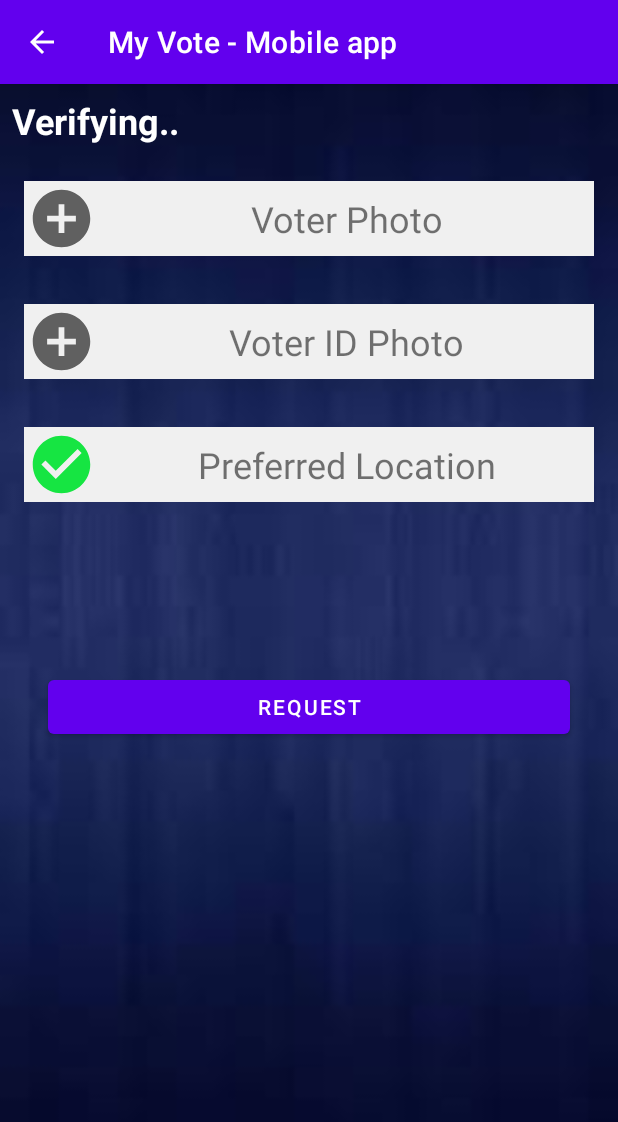
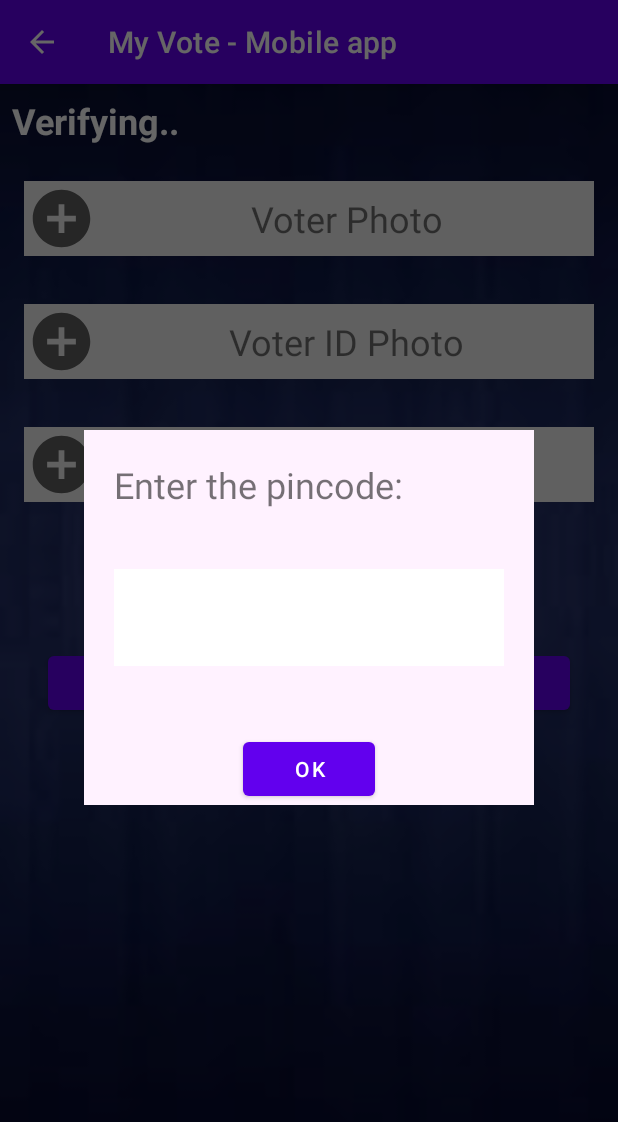
Before and after one commit to SreeHaran/Lost-Votes, an Android app: the VerifyActivity screen opened directly, with no data from a screen before it, after a tap on "Preferred Location", on a phone screen of 412 x 824 dp. Shown: the top 1122 px of the screen. Run offline under Robolectric (Android 15) with nearby library versions, the phone set to English and light mode, and no system bars; our stand-ins replace Volley.

Commit message:
Added pincode feature

```diff
--- a/MyVoteMobileapp/app/src/main/AndroidManifest.xml
+++ b/MyVoteMobileapp/app/src/main/AndroidManifest.xml
@@ -15,7 +15,7 @@
         android:theme="@style/Theme.MyVoteMobileApp">
         <activity
             android:name=".VerifyActivity"
-            android:parentActivityName=".ChangeLocationActivity" />
+            android:parentActivityName=".MainActivity" />
         <activity
             android:name=".ChangeLocationActivity"
             android:parentActivityName=".MainActivity" />
--- a/MyVoteMobileapp/app/src/main/java/com/sreeharan/myvote_mobileapp/DetailsClass.java
+++ b/MyVoteMobileapp/app/src/main/java/com/sreeharan/myvote_mobileapp/DetailsClass.java
@@ -1,24 +1,36 @@
 package com.sreeharan.myvote_mobileapp;
 
 import android.content.Context;
-import android.graphics.Bitmap;
-import android.os.Bundle;
-import android.widget.ImageView;
+import android.content.Intent;
+import android.net.ConnectivityManager;
+import android.net.NetworkInfo;
+import android.util.Log;
 import android.widget.Toast;
 
+import static com.sreeharan.myvote_mobileapp.VerifyActivity.locationCheck;
+import static com.sreeharan.myvote_mobileapp.VerifyActivity.IDCheck;
+import static com.sreeharan.myvote_mobileapp.VerifyActivity.faceCheck;
+
+
 public class DetailsClass {
-    static Bundle informations;
-    static void setLocation(Context context,ImageView toggleImage){
-        //TODO: setting the location information by user
-        Toast.makeText(context, "Setting Location", Toast.LENGTH_SHORT).show();
-        if(1>0) {
-            toggleImage.setImageResource(R.drawable.correct_symbol);
+
+    void sendingRequest(Context context, boolean mFaceCheck, boolean voteIdCheck, boolean mLocationCheck){
+        //TODO: add the face image, voterID image, location details
+        Log.e("DetailsClass", "sendingRequest: checking"+mFaceCheck+" - "+voteIdCheck+" - "+mLocationCheck);
+        if(mFaceCheck && voteIdCheck && mLocationCheck){
+            Toast.makeText(context, "Request Sent", Toast.LENGTH_SHORT).show();
+            context.startActivity(new Intent(context, MainActivity.class));
+            faceCheck = false; IDCheck = false; locationCheck = false;
         }else{
-            toggleImage.setImageResource(R.drawable.wrong_symbol);
+            Toast.makeText(context, "Failed to send request check all the fields are checked", Toast.LENGTH_SHORT).show();
         }
     }
 
-    static void addInformation(Bitmap Image, int code){
-        //TODO: add the face image, voterID image, location details
+    public boolean isConnected(Context context, ConnectivityManager cm){
+        cm = (ConnectivityManager) context.getSystemService(Context.CONNECTIVITY_SERVICE);
+
+        NetworkInfo activeNetwork = cm.getActiveNetworkInfo();
+
+        return activeNetwork != null && activeNetwork.isConnectedOrConnecting();
     }
 }
--- /dev/null
+++ b/MyVoteMobileapp/app/src/main/java/com/sreeharan/myvote_mobileapp/LocationSetting.java
@@ -0,0 +1,109 @@
+package com.sreeharan.myvote_mobileapp;
+
+import android.app.Dialog;
+import android.content.Context;
+import android.graphics.Color;
+import android.graphics.drawable.ColorDrawable;
+import android.net.ConnectivityManager;
+import android.util.Log;
+import android.view.View;
+import android.widget.Button;
+import android.widget.EditText;
+import android.widget.ImageView;
+import android.widget.ProgressBar;
+import android.widget.TextView;
+import android.widget.Toast;
+
+import com.android.volley.Request;
+import com.android.volley.RequestQueue;
+import com.android.volley.Response;
+import com.android.volley.VolleyError;
+import com.android.volley.toolbox.JsonArrayRequest;
+import com.android.volley.toolbox.Volley;
+
+import org.json.JSONArray;
+import org.json.JSONException;
+import org.json.JSONObject;
+
+import static com.sreeharan.myvote_mobileapp.VerifyActivity.locationCheck;
+
+public class LocationSetting {
+    public LocationSetting(){}
+
+    private final String TAG = "LocationSetting Class";
+    private String templateUrl="https://api.postalpincode.in/pincode/";
+    RequestQueue mQueue;
+    ProgressBar progress;
+    DetailsClass details = new DetailsClass();
+    EditText pincodeText;
+    Button okButton;
+
+    void setLocation(Context context, ImageView toggleImage, TextView place,
+                     Dialog locationDialog, ConnectivityManager cm){
+        Toast.makeText(context, "Setting Location", Toast.LENGTH_SHORT).show();
+
+        locationDialog.setContentView(R.layout.location_popup);
+        pincodeText = locationDialog.findViewById(R.id.pincode_text);
+        okButton = locationDialog.findViewById(R.id.final_button);
+        progress = locationDialog.findViewById(R.id.progress_bar);
+
+        mQueue = Volley.newRequestQueue(context);
+
+        okButton.setOnClickListener(new View.OnClickListener() {
+            @Override
+            public void onClick(View v) {
+                Log.e(TAG, "onClick: Clicked the Button" );
+                if(details.isConnected(context,cm)) {
+                    jsonParse(pincodeText.getText().toString().trim(), place, toggleImage, locationDialog);
+                }else{
+                    locationDialog.dismiss();
+                    Toast.makeText(context, "Check your internet Connection", Toast.LENGTH_SHORT).show();
+                }
+            }
+        });
+        locationDialog.getWindow().setBackgroundDrawable(new ColorDrawable(Color.TRANSPARENT));
+        locationDialog.show();
+    }
+
+    private void jsonParse(String pincode, TextView place, ImageView toggle, Dialog locationDialog){
+        String url = templateUrl+String.valueOf(pincodeText.getText());
+        Log.e(TAG, "jsonParse: Went into the method"+url );
+        progress.setVisibility(View.VISIBLE);
+        pincodeText.setVisibility(View.INVISIBLE);
+        JsonArrayRequest request = new JsonArrayRequest(Request.Method.GET, url, null,
+                new Response.Listener<JSONArray>() {
+                    @Override
+                    public void onResponse(JSONArray response) {
+                        Log.e(TAG, "onResponse: returned good\n"+response );
+                        try {
+                            Log.e(TAG, "onResponse: "+response.length() );
+                            JSONObject root = response.getJSONObject(0);
+                            JSONArray postOffice = root.getJSONArray("PostOffice");
+                            if(postOffice.length()!=0) {
+                                JSONObject object = postOffice.getJSONObject(0);
+                                place.setText(object.getString("Division") + " - " + pincode);
+                                toggle.setImageResource(R.drawable.correct_symbol);
+                                locationCheck = true;
+                            }else{
+                                place.setText(pincode+" is invalid");
+                                toggle.setImageResource(R.drawable.wrong_symbol);
+                                locationCheck = false;
+                            }
+                        } catch (JSONException e) {
+                            e.printStackTrace();
+                        }
+                        progress.setVisibility(View.GONE);
+                        locationDialog.dismiss();
+                    }
+                }, new Response.ErrorListener() {
+            @Override
+            public void onErrorResponse(VolleyError error) {
+                error.printStackTrace();
+                progress.setVisibility(View.GONE);
+                Log.e(TAG, "onResponse: returned error" );
+                locationCheck = false;
+            }
+        });
+        mQueue.add(request);
+    }
+}
--- a/MyVoteMobileapp/app/src/main/java/com/sreeharan/myvote_mobileapp/VerifyActivity.java
+++ b/MyVoteMobileapp/app/src/main/java/com/sreeharan/myvote_mobileapp/VerifyActivity.java
@@ -1,6 +1,7 @@
 package com.sreeharan.myvote_mobileapp;
 
 import android.Manifest;
+import android.app.Activity;
 import android.app.Dialog;
 import android.content.Context;
 import android.content.Intent;
@@ -9,7 +10,6 @@ import android.graphics.Bitmap;
 import android.graphics.Color;
 import android.graphics.drawable.ColorDrawable;
 import android.net.ConnectivityManager;
-import android.net.NetworkInfo;
 import android.os.Build;
 import android.os.Bundle;
 import android.util.Log;
@@ -27,7 +27,6 @@ import androidx.core.app.ActivityCompat;
 import androidx.core.content.ContextCompat;
 
 import static com.sreeharan.myvote_mobileapp.ImageDetection.*;
-import static com.sreeharan.myvote_mobileapp.DetailsClass.*;
 
 public class VerifyActivity extends AppCompatActivity {
 
@@ -37,14 +36,16 @@ public class VerifyActivity extends AppCompatActivity {
     private static final int REQUEST_CODE_PHOTO = 100;
     private static final int REQUEST_CODE_VOTER_ID = 200;
 
+    public static boolean faceCheck = false, IDCheck = false, locationCheck = false;
     private ConnectivityManager cm;
     Dialog myDialog;
-    private LinearLayout faceButton, VoterIdButton, LocationButton;
-    private Button requestButton;
     private ImageView faceToggleImage, VoterIdToggleImage , LocationToggleImage;
     Bitmap faceImage , voterIdImage ;
     private LinearLayout actualLayout, noConnectionLayout;
-    public static TextView errorMessage;
+    public static TextView faceErrorMessage, voterIDErrorMessage;
+    public TextView locationMessage;
+    DetailsClass details = new DetailsClass();
+    LocationSetting locationSetting = new LocationSetting();
 
     @Override
     protected void onCreate(Bundle savedInstanceState) {
@@ -52,52 +53,57 @@ public class VerifyActivity extends AppCompatActivity {
         setContentView(R.layout.activity_verify);
 
         myDialog = new Dialog(this);
-        errorMessage = findViewById(R.id.photo_error_message);
+        locationMessage = findViewById(R.id.location_message);
+        faceErrorMessage = findViewById(R.id.face_detection_message);
+        voterIDErrorMessage = findViewById(R.id.voter_id_detection_message);
 
         actualLayout = findViewById(R.id.actual_layout);
         noConnectionLayout = findViewById(R.id.no_connection_layout);
 
-        faceButton = findViewById(R.id.face_detection_button);
+        LinearLayout faceButton = findViewById(R.id.face_detection_button);
         faceToggleImage = findViewById(R.id.face_image_toggle);
         faceButton.setOnClickListener(new View.OnClickListener() {
             @Override
             public void onClick(View v) {
+                networkUI();
                 checkCase = 0;
-                checkCameraPermission();
+                checkCameraPermission(VerifyActivity.this);
             }
         });
 
-        VoterIdButton = findViewById(R.id.voterID_button);
+        LinearLayout voterIdButton = findViewById(R.id.voterID_button);
         VoterIdToggleImage = findViewById(R.id.voter_ID_image_toggle);
-        VoterIdButton.setOnClickListener(new View.OnClickListener() {
+        voterIdButton.setOnClickListener(new View.OnClickListener() {
             @Override
             public void onClick(View v) {
+                networkUI();
                 checkCase = 1;
-                checkCameraPermission();
+                checkCameraPermission(VerifyActivity.this);
             }
         });
 
-        LocationButton = findViewById(R.id.location_button);
+        LinearLayout locationButton = findViewById(R.id.location_button);
         LocationToggleImage = findViewById(R.id.location_image_toggle);
-        LocationButton.setOnClickListener(new View.OnClickListener() {
+        locationButton.setOnClickListener(new View.OnClickListener() {
             @Override
             public void onClick(View v) {
-                setLocation(VerifyActivity.this, LocationToggleImage);
+                locationSetting.setLocation(VerifyActivity.this, LocationToggleImage, locationMessage, myDialog, cm);
             }
         });
 
-        requestButton = findViewById(R.id.request_button);
+        Button requestButton = findViewById(R.id.request_button);
         requestButton.setOnClickListener(new View.OnClickListener() {
             @Override
             public void onClick(View v) {
-                if(!isConnected()){
-                    noConnectionLayout.setVisibility(View.VISIBLE);
-                    actualLayout.setVisibility(View.INVISIBLE);
-                }
+                networkUI();
+                details.sendingRequest(VerifyActivity.this, faceCheck, IDCheck, locationCheck);
             }
         });
+        networkUI();
+    }
 
-        if(!isConnected()){
+    private void networkUI() {
+        if (!(details.isConnected(this, cm))) {
             noConnectionLayout.setVisibility(View.VISIBLE);
             actualLayout.setVisibility(View.INVISIBLE);
         }
@@ -120,11 +126,13 @@ public class VerifyActivity extends AppCompatActivity {
         if(requestCode == REQUEST_CODE_PHOTO && resultCode == RESULT_OK){
             Log.w(TAG, "onActivityResult: Photo captured successfully");
             faceImage = (Bitmap) data.getExtras().get("data");
+
             detectFaces(this, faceImage, faceToggleImage);
         }
         else if(requestCode == REQUEST_CODE_VOTER_ID && resultCode == RESULT_OK){
             Log.w(TAG, "onActivityResult: VoterID captured successfully");
             voterIdImage = (Bitmap) data.getExtras().get("data");
+
             detectVoterID(this, voterIdImage, VoterIdToggleImage);
         }
         else{
@@ -133,16 +141,15 @@ public class VerifyActivity extends AppCompatActivity {
         super.onActivityResult(requestCode, resultCode, data);
     }
 
-    public void checkCameraPermission(){
+    public void checkCameraPermission(Context context){
         if(Build.VERSION.SDK_INT<Build.VERSION_CODES.M){
-            Toast.makeText(this, "Version less than Marshmallow",
+            Toast.makeText(context, "Version less than Marshmallow",
                     Toast.LENGTH_SHORT).show();
             openCamera();
         }else{
-
             if(ContextCompat.checkSelfPermission(this,
                     Manifest.permission.CAMERA) == PackageManager.PERMISSION_GRANTED){
-                Toast.makeText(this, "Already Granted the permission", Toast.LENGTH_SHORT).show();
+                Toast.makeText(context, "Already Granted the permission", Toast.LENGTH_SHORT).show();
                 openCamera();
 
             }else{
@@ -150,7 +157,7 @@ public class VerifyActivity extends AppCompatActivity {
                         Manifest.permission.CAMERA)) {
                     CameraPermissionPopUp();
                 }else{
-                    ActivityCompat.requestPermissions(this,
+                    ActivityCompat.requestPermissions((Activity) context,
                             new String[]{Manifest.permission.CAMERA},CAMERA_PERMISSION_CODE);
                 }
             }
@@ -175,18 +182,12 @@ public class VerifyActivity extends AppCompatActivity {
             @Override
             public void onClick(View v) {
                 myDialog.dismiss();
-                ActivityCompat.requestPermissions(VerifyActivity.this, new String[]{Manifest.permission.CAMERA},CAMERA_PERMISSION_CODE);
+                ActivityCompat.requestPermissions(VerifyActivity.this,
+                        new String[]{Manifest.permission.CAMERA},CAMERA_PERMISSION_CODE);
             }
         });
         myDialog.getWindow().setBackgroundDrawable(new ColorDrawable(Color.TRANSPARENT));
         myDialog.show();
     }
 
-    private boolean isConnected(){
-        cm = (ConnectivityManager) getApplicationContext().getSystemService(Context.CONNECTIVITY_SERVICE);
-
-        NetworkInfo activeNetwork = cm.getActiveNetworkInfo();
-
-        return activeNetwork != null && activeNetwork.isConnectedOrConnecting();
-    }
 }
--- a/MyVoteMobileapp/app/src/main/res/layout/activity_verify.xml
+++ b/MyVoteMobileapp/app/src/main/res/layout/activity_verify.xml
@@ -45,6 +45,13 @@
                     android:text="Voter Photo"
                     android:textSize="24sp" />
             </LinearLayout>
+            <TextView
+                android:id="@+id/face_detection_message"
+                style="@style/MainActivityText"
+                android:textColor="#ffffff"
+                android:layout_marginStart="16dp"
+                android:visibility="gone"
+                tools:text="Nothing to say here"/>
 
             <LinearLayout
                 android:id="@+id/voterID_button"
@@ -69,6 +76,13 @@
                     android:text="Voter ID Photo"
                     android:textSize="24sp" />
             </LinearLayout>
+            <TextView
+                android:id="@+id/voter_id_detection_message"
+                style="@style/MainActivityText"
+                android:layout_marginStart="16dp"
+                android:textColor="#ffffff"
+                android:visibility="gone"
+                tools:text="Nothing to say here"/>
 
             <LinearLayout
                 android:id="@+id/location_button"
@@ -95,12 +109,10 @@
             </LinearLayout>
 
             <TextView
-                android:id="@+id/photo_error_message"
-                android:layout_width="match_parent"
-                android:layout_height="wrap_content"
-                android:layout_margin="16dp"
-                android:textColor="#ff0000"
-                android:textSize="24sp"
+                android:id="@+id/location_message"
+                style="@style/MainActivityText"
+                android:textColor="#ffffff"
+                android:layout_marginStart="16dp"
                 tools:text="Image doesn't contain a face" />
 
             <Button
--- a/MyVoteMobileapp/app/src/main/res/layout/camera_popup.xml
+++ b/MyVoteMobileapp/app/src/main/res/layout/camera_popup.xml
@@ -1,12 +1,10 @@
 <?xml version="1.0" encoding="utf-8"?>
 <RelativeLayout
     xmlns:android="http://schemas.android.com/apk/res/android"
-    android:orientation="vertical"
     android:layout_width="300dp"
     android:layout_height="250dp"
     android:background="#fff2ff"
     android:layout_gravity="center">
-
     <TextView
         android:layout_width="wrap_content"
         android:layout_height="wrap_content"
--- /dev/null
+++ b/MyVoteMobileapp/app/src/main/res/layout/location_popup.xml
@@ -0,0 +1,38 @@
+<?xml version="1.0" encoding="utf-8"?>
+<RelativeLayout
+    xmlns:android="http://schemas.android.com/apk/res/android"
+    android:layout_width="300dp"
+    android:layout_height="250dp"
+    android:background="#fff2ff"
+    android:layout_gravity="center">
+    <TextView
+        android:id="@+id/text_field"
+        android:layout_width="wrap_content"
+        android:layout_height="wrap_content"
+        android:text="Enter the pincode:"
+        android:layout_margin="20dp"
+        android:textSize="24sp"/>
+    <EditText
+        android:id="@+id/pincode_text"
+        android:layout_width="match_parent"
+        android:layout_height="wrap_content"
+        android:background="@color/white"
+        android:inputType="number"
+        android:padding="20dp"
+        android:layout_margin="20dp"
+        android:layout_centerInParent="true"/>
+    <ProgressBar
+        android:id="@+id/progress_bar"
+        android:layout_width="wrap_content"
+        android:layout_height="wrap_content"
+        android:layout_centerInParent="true"
+        android:visibility="gone"/>
+    <Button
+        android:id="@+id/final_button"
+        android:layout_width="wrap_content"
+        android:layout_height="wrap_content"
+        android:text="OK"
+        android:layout_alignParentBottom="true"
+        android:layout_centerHorizontal="true"/>
+
+</RelativeLayout>
--- a/MyVoteMobileapp/build.gradle
+++ b/MyVoteMobileapp/build.gradle
@@ -7,6 +7,7 @@ buildscript {
     dependencies {
         classpath "com.android.tools.build:gradle:4.1.0"
 
+        classpath 'com.google.gms:google-services:4.3.4'
         // NOTE: Do not place your application dependencies here; they belong
         // in the individual module build.gradle files
     }
```
Also changed, not shown: MyVoteMobileapp/app/build.gradle (+9 -2 lines), MyVoteMobileapp/app/src/main/java/com/sreeharan/myvote_mobileapp/ImageDetection.java (+21 -7 lines), MyVoteMobileapp/app/src/main/java/com/sreeharan/myvote_mobileapp/MainActivity.java (+2 -8 lines), MyVoteMobileapp/app/src/main/res/layout/activity_main.xml (+7 -7 lines), 1 other file.
